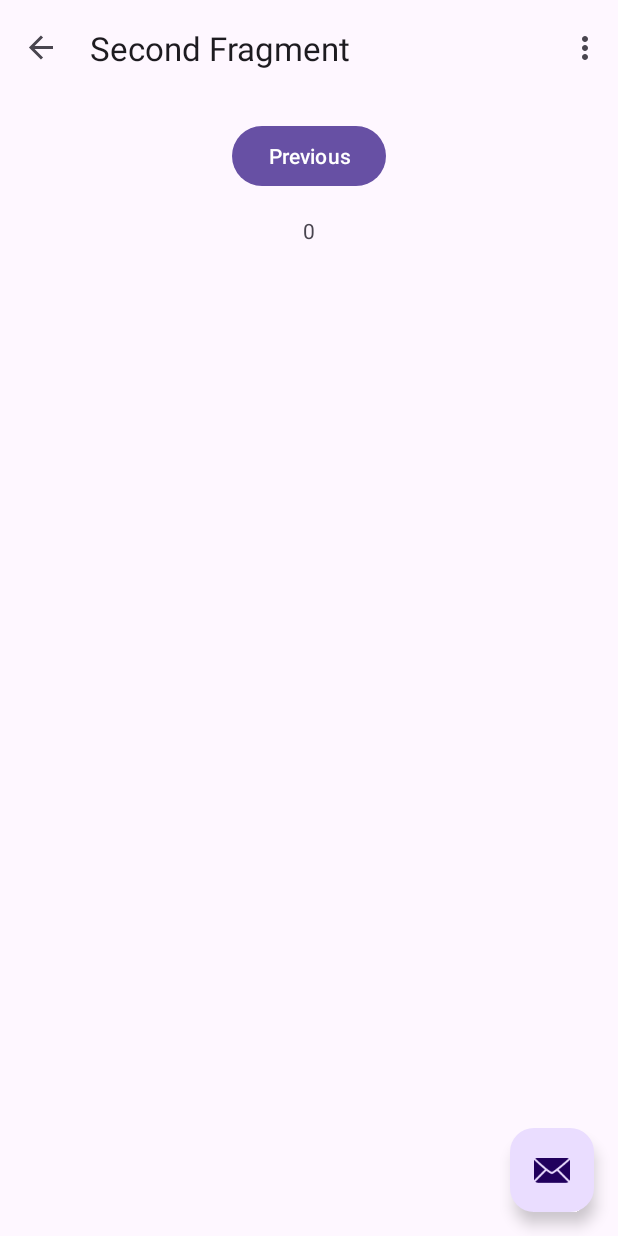
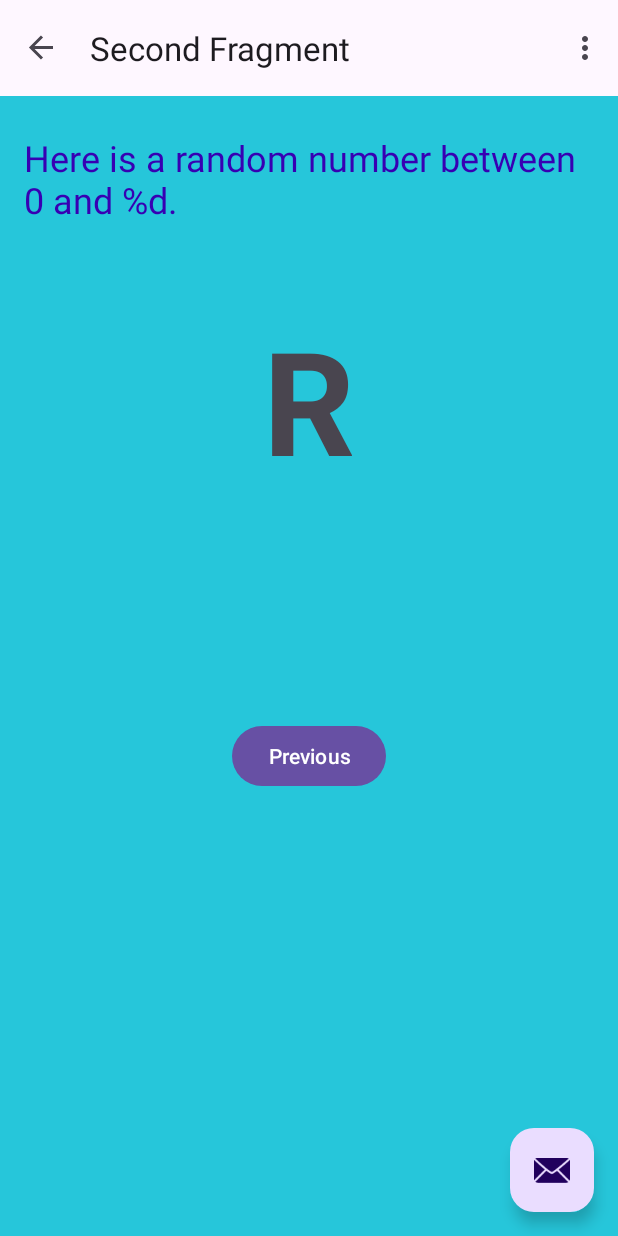
Before and after one commit to wchipman-csupueblo/CIS386_First_Android_App, an Android app: the SecondFragment screen opened through its navigation route, on a phone screen of 412 x 824 dp. Run offline under Robolectric (Android 15) with nearby library versions, the phone set to English and light mode, and no system bars; our stand-ins replace navigation-ui.

Commit message:
Built second fragment and added safe args

```diff
--- a/app/build.gradle.kts
+++ b/app/build.gradle.kts
@@ -1,6 +1,7 @@
 plugins {
     id("com.android.application")
     id("org.jetbrains.kotlin.android")
+    id("androidx.navigation.safeargs")
 }
 
 android {
--- a/app/src/main/res/layout/fragment_second.xml
+++ b/app/src/main/res/layout/fragment_second.xml
@@ -1,35 +1,61 @@
 <?xml version="1.0" encoding="utf-8"?>
-<androidx.core.widget.NestedScrollView xmlns:android="http://schemas.android.com/apk/res/android"
+<androidx.constraintlayout.widget.ConstraintLayout xmlns:android="http://schemas.android.com/apk/res/android"
     xmlns:app="http://schemas.android.com/apk/res-auto"
     xmlns:tools="http://schemas.android.com/tools"
+    android:id="@+id/nestedScrollView"
     android:layout_width="match_parent"
     android:layout_height="match_parent"
+    android:background="@color/screenBackground2"
     tools:context=".SecondFragment">
 
     <androidx.constraintlayout.widget.ConstraintLayout
-        android:layout_width="match_parent"
-        android:layout_height="match_parent"
-        android:padding="16dp">
+        android:id="@+id/constraintLayout"
+        android:layout_width="0dp"
+        android:layout_height="wrap_content"
+        android:padding="16dp"
+        android:background="@color/screenBackground2"
+        app:layout_constraintEnd_toEndOf="parent"
+        app:layout_constraintHorizontal_bias="0.0"
+        app:layout_constraintStart_toStartOf="parent"
+        tools:layout_editor_absoluteY="3dp">
 
         <Button
             android:id="@+id/button_second"
             android:layout_width="wrap_content"
             android:layout_height="wrap_content"
+            android:layout_marginTop="400dp"
             android:text="@string/previous"
-            app:layout_constraintBottom_toTopOf="@id/textview_second"
+            app:layout_constraintBottom_toBottomOf="parent"
             app:layout_constraintEnd_toEndOf="parent"
             app:layout_constraintStart_toStartOf="parent"
-            app:layout_constraintTop_toTopOf="parent" />
+            app:layout_constraintTop_toTopOf="parent"
+            app:layout_constraintVertical_bias="0.8" />
+
 
         <TextView
             android:id="@+id/textview_second"
             android:layout_width="wrap_content"
             android:layout_height="wrap_content"
-            android:layout_marginTop="16dp"
-            android:text="@string/hello"
-            app:layout_constraintBottom_toBottomOf="parent"
+            android:text="R"
+            android:textSize="96sp"
+            android:textStyle="bold"
+            app:layout_constraintBottom_toTopOf="@+id/button_second"
             app:layout_constraintEnd_toEndOf="parent"
             app:layout_constraintStart_toStartOf="parent"
-            app:layout_constraintTop_toBottomOf="@id/button_second" />
+            app:layout_constraintTop_toTopOf="parent"
+            app:layout_constraintVertical_bias="0.45" />
+
+        <TextView
+            android:id="@+id/textView"
+            android:layout_width="wrap_content"
+            android:layout_height="wrap_content"
+            android:text="@string/random_heading"
+            android:textColor="@color/colorPrimaryDark"
+            android:textSize="24sp"
+            app:layout_constraintBottom_toTopOf="@+id/textview_second"
+            app:layout_constraintEnd_toEndOf="parent"
+            app:layout_constraintStart_toStartOf="parent"
+            app:layout_constraintTop_toTopOf="parent"
+            app:layout_constraintVertical_bias="0.13999999" />
     </androidx.constraintlayout.widget.ConstraintLayout>
-</androidx.core.widget.NestedScrollView>
+</androidx.constraintlayout.widget.ConstraintLayout>
--- a/app/src/main/res/navigation/nav_graph.xml
+++ b/app/src/main/res/navigation/nav_graph.xml
@@ -14,6 +14,9 @@
         <action
             android:id="@+id/action_FirstFragment_to_SecondFragment"
             app:destination="@id/SecondFragment" />
+        <argument
+            android:name="myArg"
+            app:argType="integer" />
     </fragment>
     <fragment
         android:id="@+id/SecondFragment"
--- a/app/src/main/res/values/colors.xml
+++ b/app/src/main/res/values/colors.xml
@@ -7,4 +7,5 @@
     <color name="colorAccent">#03DAC5</color>
     <color name="screenBackground">#2196F3</color>
     <color name="buttonBackground">#BBDEFB</color>
+    <color name="screenBackground2">#26C6DA</color>
 </resources>
--- a/app/src/main/res/values/strings.xml
+++ b/app/src/main/res/values/strings.xml
@@ -12,4 +12,5 @@
     <string name="random_button_text">Random</string>
     <string name="count_button_text">Count</string>
     <string name="toast_message">Hello Toasty!</string>
+    <string name="random_heading">Here is a random number between 0 and %d.</string>
 </resources>
--- a/build.gradle.kts
+++ b/build.gradle.kts
@@ -2,4 +2,5 @@
 plugins {
     id("com.android.application") version "8.1.2" apply false
     id("org.jetbrains.kotlin.android") version "1.8.0" apply false
+    id("androidx.navigation.safeargs") version "2.7.3" apply false
 }
```
